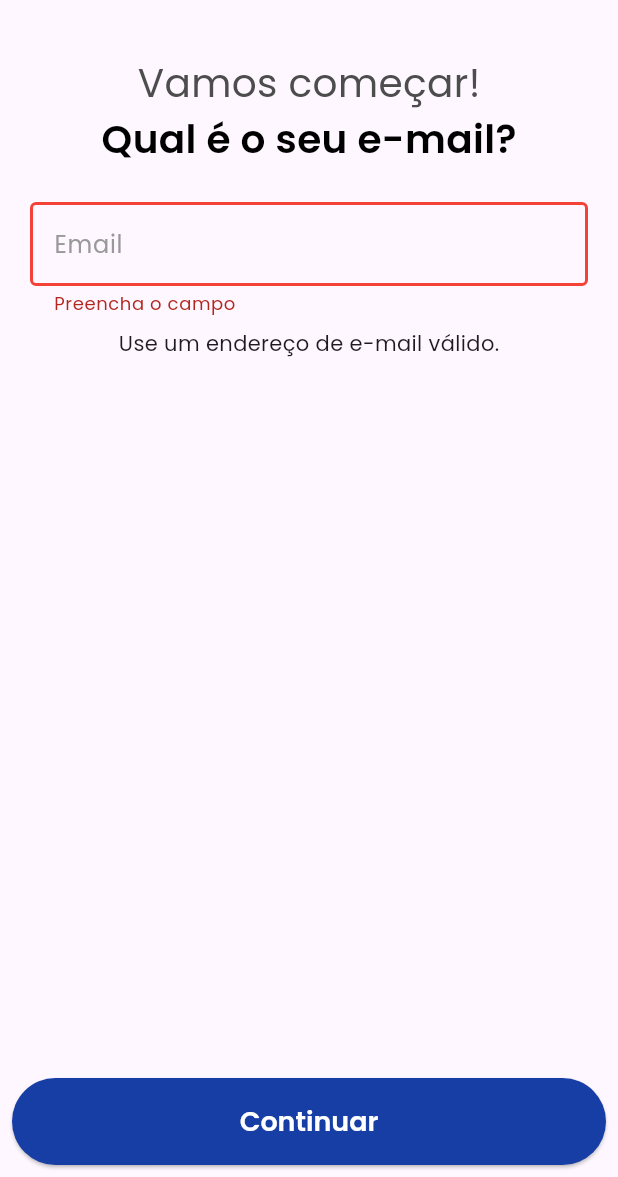
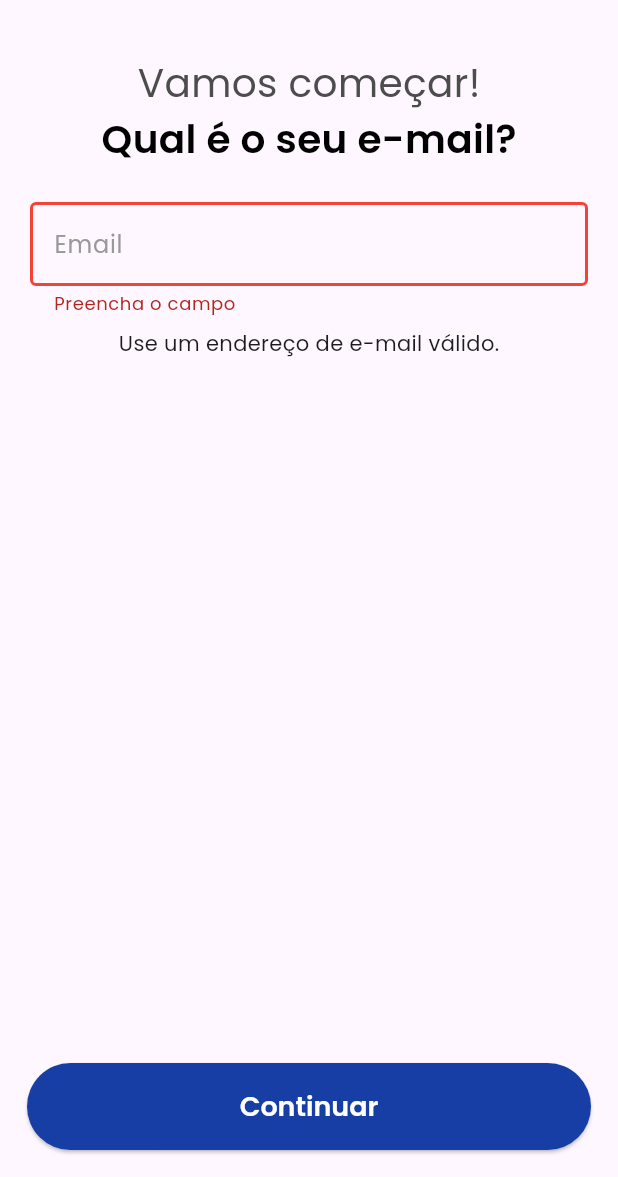
Before and after one commit to caiovellani/pokedex, a Flutter app: the RegisterPage screen opened by its route, after a tap on "Continuar", on a phone screen of 412 x 824 dp, the part 59-1236 px from its top. Run offline on Flutter 3.47's test engine with Material 3 defaults, Android fonts, the light colour scheme and no system bars; our stand-ins replace go_router, phosphor_flutter.

Commit message:
fix: Clean up UI and enhance navigation
- Remove unnecessary icon from CustomElevatedButton
- Add padding to CustomElevatedButton for improved layout
- Check if currentStep is 'name' and navigate to RegisterPageSuccess

```diff
--- a/lib/app/pages/auth/register/pages/register_page.dart
+++ b/lib/app/pages/auth/register/pages/register_page.dart
@@ -8,6 +8,7 @@ import '../../../../core/themes/default_text.dart';
 import '../components/register_step_content.dart';
 import '../enum/user_register_enum.dart';
 import 'initial_register_page.dart';
+import 'register_page_success.dart';
 
 class RegisterPage extends StatefulWidget {
   const RegisterPage({super.key});
@@ -47,6 +48,10 @@ class _RegisterPageState extends State<RegisterPage> {
 
       if (emailError != null || passwordError != null || nameError != null) {
         return;
+      }
+
+      if (currentStep == UserRegisterStep.name) {
+        context.go(RegisterPageSuccess.route);
       }
 
       scrollController.nextPage(
@@ -105,8 +110,9 @@ class _RegisterPageState extends State<RegisterPage> {
                   context.go(InitialRegisterPage.route);
                 }
               },
-              icon:
-                  const Icon(PhosphorIconsBold.arrowLeft), // icon: const Icon(
+              icon: const Icon(
+                PhosphorIconsBold.arrowLeft,
+              ),
             ),
           ),
         ),
@@ -178,9 +184,12 @@ class _RegisterPageState extends State<RegisterPage> {
           ),
         ),
         persistentFooterButtons: [
-          CustomElevatedButton(
-            text: 'Continuar',
-            onPressed: _nextStep,
+          Padding(
+            padding: const EdgeInsets.all(10),
+            child: CustomElevatedButton(
+              text: 'Continuar',
+              onPressed: _nextStep,
+            ),
           ),
         ],
       ),
```
